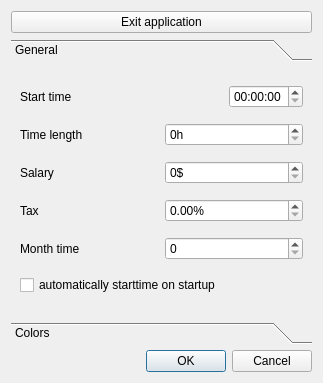
Old version of the form settingsdialog.ui in the repository DimonMobile/TimeToEnd.
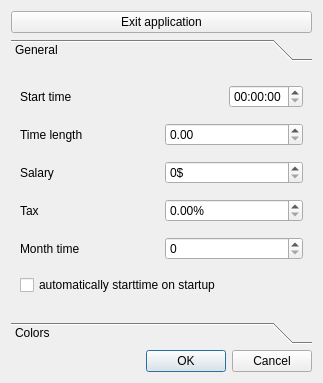
New version of the form.

The edit to the form file:
```diff
--- a/settingsdialog.ui
+++ b/settingsdialog.ui
@@ -83,14 +83,7 @@
           </widget>
          </item>
          <item>
-          <widget class="QSpinBox" name="spinBox">
-           <property name="suffix">
-            <string>h</string>
-           </property>
-           <property name="maximum">
-            <number>12</number>
-           </property>
-          </widget>
+          <widget class="QDoubleSpinBox" name="spinBox"/>
          </item>
         </layout>
        </item>
```
Left out of the diff: 2 changed lines with no effect on the pictures.
